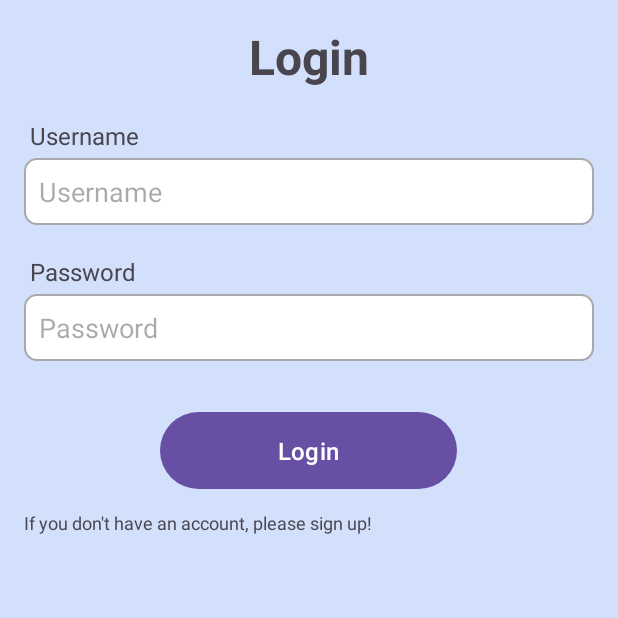
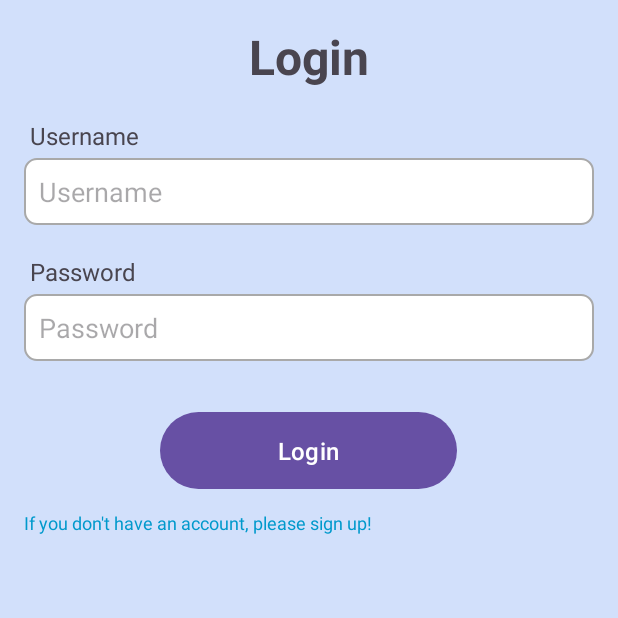
Before and after one commit to mrymsarabi/book-reader-app, an Android app: the LoginActivity screen opened directly, with no data from a screen before it, on a phone screen of 412 x 824 dp, the top half of it. Run offline under Robolectric (Android 15) with nearby library versions, the phone set to English and light mode, and no system bars; our stand-ins replace Room's generated code.

Commit message:
Fixinf LoginActivity and activity_login to connect to the signup page if user didn't have an account

```diff
--- a/app/src/main/java/com/example/bookreaderapp/activities/LoginActivity.kt
+++ b/app/src/main/java/com/example/bookreaderapp/activities/LoginActivity.kt
@@ -4,6 +4,7 @@ import android.content.Intent
 import android.os.Bundle
 import android.widget.Button
 import android.widget.EditText
+import android.widget.TextView
 import android.widget.Toast
 import androidx.appcompat.app.AppCompatActivity
 import androidx.lifecycle.lifecycleScope
@@ -35,6 +36,12 @@ class LoginActivity : AppCompatActivity() {
         val loginButton = findViewById<Button>(R.id.login_btn)
         loginButton.setOnClickListener {
             loginUser()
+        }
+
+        // Set OnClickListener for the TextView to navigate to SignUpActivity
+        val signUpTextView = findViewById<TextView>(R.id.login_end_text)
+        signUpTextView.setOnClickListener {
+            navigateToSignUp()
         }
     }
 
@@ -75,4 +82,9 @@ class LoginActivity : AppCompatActivity() {
         startActivity(intent)
         finish()
     }
+
+    private fun navigateToSignUp() {
+        val intent = Intent(this, SignUpActivity::class.java)
+        startActivity(intent)
+    }
 }
--- a/app/src/main/res/layout/activity_login.xml
+++ b/app/src/main/res/layout/activity_login.xml
@@ -66,8 +66,12 @@
         android:textSize="16sp" />
 
     <TextView
+        android:id="@+id/login_end_text"
         android:layout_width="match_parent"
         android:layout_height="wrap_content"
         android:textSize="12sp"
-        android:text="@string/login_end_text" />
+        android:text="@string/login_end_text"
+        android:textColor="@android:color/holo_blue_dark"
+        android:clickable="true"
+        android:focusable="true" />
 </LinearLayout>
```
